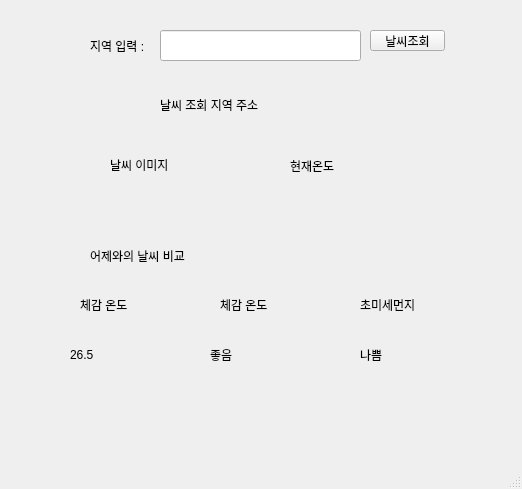
This is ui/weatherAppUi.ui in pjseok/weatherApp-20231102 as Qt 5 draws it before an edit. The edited form follows.
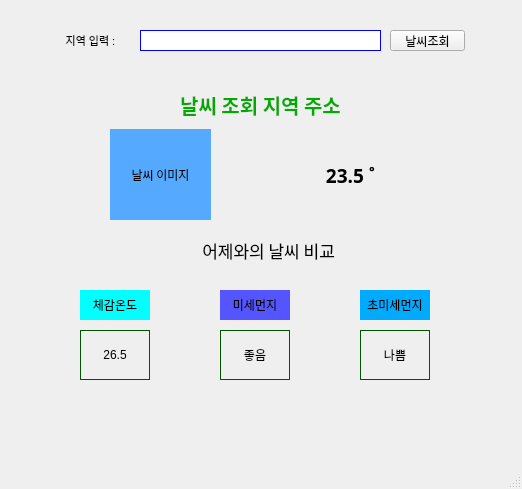
This is the edited form.

Commit message: 날씨 어플

The edit to the form file:
```diff
--- a/ui/weatherAppUi.ui
+++ b/ui/weatherAppUi.ui
@@ -17,30 +17,41 @@
    <widget class="QLabel" name="label">
     <property name="geometry">
      <rect>
-      <x>90</x>
-      <y>40</y>
-      <width>74</width>
-      <height>12</height>
+      <x>50</x>
+      <y>30</y>
+      <width>81</width>
+      <height>20</height>
      </rect>
     </property>
+    <property name="font">
+     <font>
+      <pointsize>8</pointsize>
+     </font>
+    </property>
     <property name="text">
      <string>지역 입력 :</string>
     </property>
+    <property name="alignment">
+     <set>Qt::AlignCenter</set>
+    </property>
    </widget>
    <widget class="QLineEdit" name="lineEdit">
     <property name="geometry">
      <rect>
-      <x>160</x>
+      <x>140</x>
       <y>30</y>
-      <width>201</width>
-      <height>31</height>
+      <width>241</width>
+      <height>21</height>
      </rect>
     </property>
+    <property name="styleSheet">
+     <string notr="true">border:1px solid rgb(0, 0, 255);</string>
+    </property>
    </widget>
    <widget class="QPushButton" name="pushButton">
     <property name="geometry">
      <rect>
-      <x>370</x>
+      <x>390</x>
       <y>30</y>
       <width>75</width>
       <height>21</height>
@@ -53,15 +64,30 @@
    <widget class="QLabel" name="label_2">
     <property name="geometry">
      <rect>
-      <x>160</x>
+      <x>120</x>
       <y>79</y>
-      <width>321</width>
+      <width>281</width>
       <height>51</height>
      </rect>
     </property>
+    <property name="font">
+     <font>
+      <family>휴먼편지체</family>
+      <pointsize>15</pointsize>
+      <weight>75</weight>
+      <bold>true</bold>
+     </font>
+    </property>
+    <property name="styleSheet">
+     <string notr="true">
+color: rgb(0, 170, 0);</string>
+    </property>
     <property name="text">
      <string>날씨 조회 지역 주소</string>
     </property>
+    <property name="alignment">
+     <set>Qt::AlignCenter</set>
+    </property>
    </widget>
    <widget class="QLabel" name="label_3">
     <property name="geometry">
@@ -69,38 +95,73 @@
       <x>110</x>
       <y>129</y>
       <width>101</width>
-      <height>71</height>
+      <height>91</height>
      </rect>
     </property>
+    <property name="font">
+     <font>
+      <family>나눔고딕</family>
+     </font>
+    </property>
+    <property name="styleSheet">
+     <string notr="true">
+background-color: rgb(85, 170, 255);</string>
+    </property>
     <property name="text">
      <string>날씨 이미지</string>
     </property>
+    <property name="alignment">
+     <set>Qt::AlignCenter</set>
+    </property>
    </widget>
    <widget class="QLabel" name="label_4">
     <property name="geometry">
      <rect>
-      <x>290</x>
-      <y>130</y>
-      <width>121</width>
+      <x>300</x>
+      <y>140</y>
+      <width>101</width>
       <height>71</height>
      </rect>
     </property>
+    <property name="font">
+     <font>
+      <family>나눔고딕</family>
+      <pointsize>14</pointsize>
+      <weight>75</weight>
+      <bold>true</bold>
+     </font>
+    </property>
+    <property name="styleSheet">
+     <string notr="true">color: rgb(0, 0, 0);</string>
+    </property>
     <property name="text">
-     <string>현재온도</string>
+     <string>23.5 ˚</string>
+    </property>
+    <property name="alignment">
+     <set>Qt::AlignCenter</set>
     </property>
    </widget>
    <widget class="QLabel" name="label_5">
     <property name="geometry">
      <rect>
       <x>90</x>
-      <y>240</y>
+      <y>230</y>
       <width>361</width>
-      <height>31</height>
+      <height>41</height>
      </rect>
     </property>
+    <property name="font">
+     <font>
+      <family>휴먼편지체</family>
+      <pointsize>13</pointsize>
+     </font>
+    </property>
     <property name="text">
      <string>어제와의 날씨 비교 </string>
     </property>
+    <property name="alignment">
+     <set>Qt::AlignCenter</set>
+    </property>
    </widget>
    <widget class="QLabel" name="label_6">
     <property name="geometry">
@@ -111,8 +172,14 @@
       <height>30</height>
      </rect>
     </property>
+    <property name="styleSheet">
+     <string notr="true">background-color: rgb(0, 255, 255);</string>
+    </property>
     <property name="text">
-     <string>체감 온도</string>
+     <string>체감온도</string>
+    </property>
+    <property name="alignment">
+     <set>Qt::AlignCenter</set>
     </property>
    </widget>
    <widget class="QLabel" name="label_7">
@@ -124,8 +191,14 @@
       <height>30</height>
      </rect>
     </property>
+    <property name="styleSheet">
+     <string notr="true">background-color: rgb(85, 85, 255);</string>
+    </property>
     <property name="text">
-     <string>체감 온도</string>
+     <string>미세먼지</string>
+    </property>
+    <property name="alignment">
+     <set>Qt::AlignCenter</set>
     </property>
    </widget>
    <widget class="QLabel" name="label_8">
@@ -137,35 +210,54 @@
       <height>30</height>
      </rect>
     </property>
+    <property name="styleSheet">
+     <string notr="true">
+background-color: rgb(0, 170, 255);</string>
+    </property>
     <property name="text">
      <string>초미세먼지</string>
     </property>
+    <property name="alignment">
+     <set>Qt::AlignCenter</set>
+    </property>
    </widget>
    <widget class="QLabel" name="label_9">
     <property name="geometry">
      <rect>
-      <x>70</x>
+      <x>80</x>
       <y>330</y>
       <width>70</width>
       <height>50</height>
      </rect>
     </property>
+    <property name="styleSheet">
+     <string notr="true">border: 1px solid rgb(0, 85, 0)</string>
+    </property>
     <property name="text">
      <string>26.5</string>
     </property>
+    <property name="alignment">
+     <set>Qt::AlignCenter</set>
+    </property>
    </widget>
    <widget class="QLabel" name="label_10">
     <property name="geometry">
      <rect>
-      <x>210</x>
+      <x>220</x>
       <y>330</y>
       <width>70</width>
       <height>50</height>
      </rect>
     </property>
+    <property name="styleSheet">
+     <string notr="true">border: 1px solid rgb(0, 85, 0)</string>
+    </property>
     <property name="text">
      <string>좋음</string>
     </property>
+    <property name="alignment">
+     <set>Qt::AlignCenter</set>
+    </property>
    </widget>
    <widget class="QLabel" name="label_11">
     <property name="geometry">
@@ -176,9 +268,15 @@
       <height>50</height>
      </rect>
     </property>
+    <property name="styleSheet">
+     <string notr="true">border: 1px solid rgb(0, 85, 0)</string>
+    </property>
     <property name="text">
      <string>나쁨</string>
     </property>
+    <property name="alignment">
+     <set>Qt::AlignCenter</set>
+    </property>
    </widget>
   </widget>
   <widget class="QMenuBar" name="menubar">
```
Left out of the diff: 18 changed lines with no effect on the pictures. The commit also changes 2 other files.
